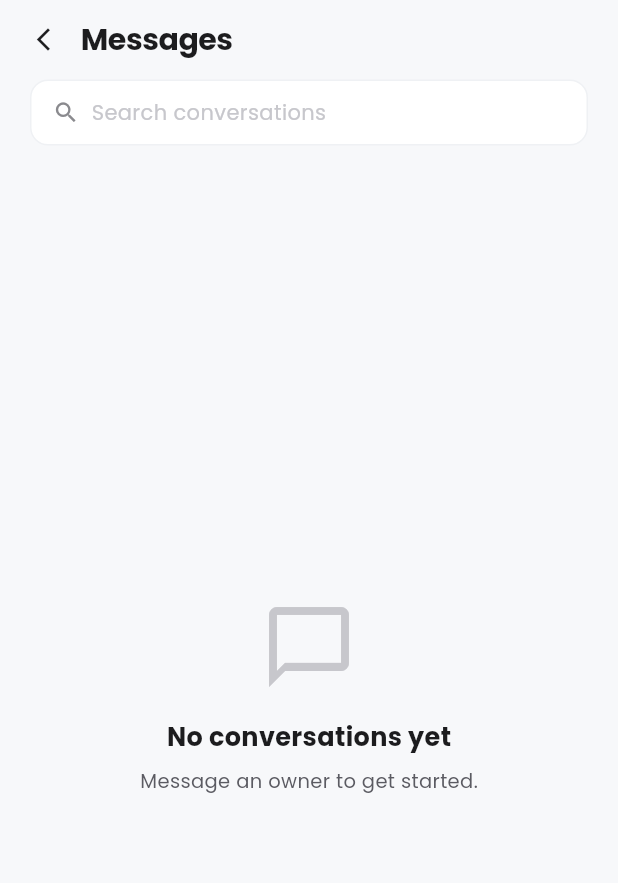
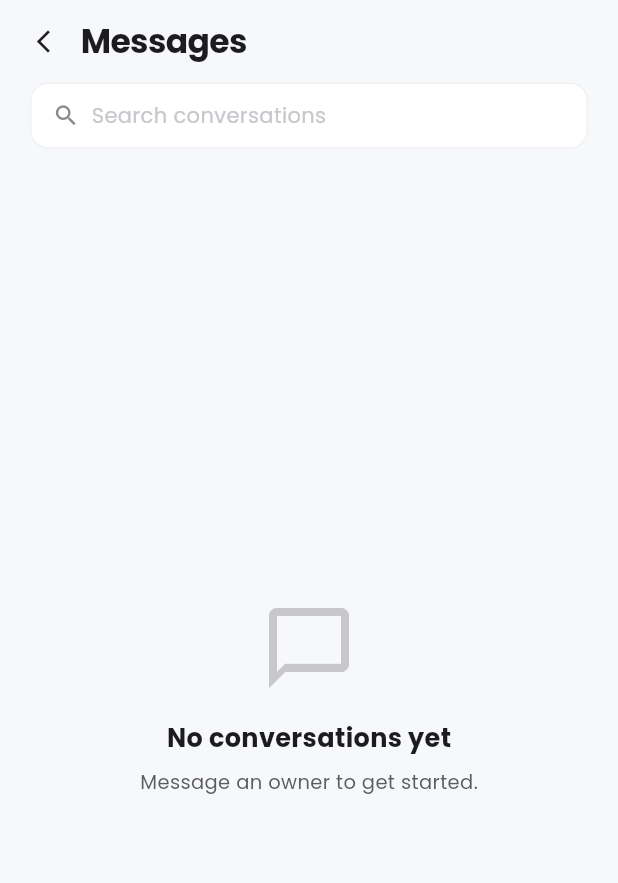
Before and after one commit to Frabbi727/flat_nest, a Flutter app: the ChatListView screen opened by its route, on a phone screen of 412 x 824 dp. Shown: the top 883 px of the screen. Run offline on Flutter 3.47's test engine with Material 3 defaults, Android fonts, the phone set to English and light mode, and no system bars; our stand-ins replace cached_network_image, cloud_firestore, device_info_plus, dio, equatable, firebase_core and 15 more; accounts and stored records are empty; network calls fail.

```diff
--- a/lib/app/modules/chat/view/chat_list_view.dart
+++ b/lib/app/modules/chat/view/chat_list_view.dart
@@ -5,7 +5,8 @@ import '../controller/chat_controller.dart';
 import '../model/chat_model.dart';
 
 class ChatListView extends GetView<ChatController> {
-  const ChatListView({super.key});
+  final bool showBackButton;
+  const ChatListView({super.key, this.showBackButton = true});
 
   @override
   Widget build(BuildContext context) {
@@ -22,12 +23,22 @@ class ChatListView extends GetView<ChatController> {
               padding: const EdgeInsets.fromLTRB(20, 12, 20, 12),
               child: Row(
                 children: [
-                  GestureDetector(
-                    onTap: () => Get.back(),
-                    child: Icon(Icons.arrow_back_ios_new, color: t.ink, size: 18),
+                  if (showBackButton) ...[
+                    GestureDetector(
+                      onTap: () => Get.back(),
+                      child: Icon(Icons.arrow_back_ios_new, color: t.ink, size: 18),
+                    ),
+                    const SizedBox(width: 16),
+                  ],
+                  Text(
+                    'Messages',
+                    style: TextStyle(
+                      fontSize: 22,
+                      fontWeight: FontWeight.w700,
+                      color: t.ink,
+                      letterSpacing: -0.4,
+                    ),
                   ),
-                  const SizedBox(width: 16),
-                  Text('Messages', style: TextStyle(fontSize: 20, fontWeight: FontWeight.w700, color: t.ink, letterSpacing: -0.3)),
                 ],
               ),
             ),
--- a/lib/app/modules/renter_home/binding/renter_home_binding.dart
+++ b/lib/app/modules/renter_home/binding/renter_home_binding.dart
@@ -1,5 +1,7 @@
 import 'package:get/get.dart';
 import '../../../core/network/api_client.dart';
+import '../../chat/controller/chat_controller.dart';
+import '../../chat/repository/chat_repository.dart';
 import '../controller/renter_home_controller.dart';
 import '../repository/listing_repository.dart';
 
@@ -11,5 +13,6 @@ class RenterHomeBinding extends Bindings {
         listingRepository: ListingRepository(apiClient: Get.find<ApiClient>()),
       ),
     );
+    Get.lazyPut(() => ChatController(chatRepository: ChatRepository(apiClient: Get.find<ApiClient>())));
   }
 }
--- a/lib/app/modules/renter_home/view/renter_home_view.dart
+++ b/lib/app/modules/renter_home/view/renter_home_view.dart
@@ -5,7 +5,7 @@ import '../controller/renter_home_controller.dart';
 import 'discovery/discovery_view.dart';
 import 'map/nearby_map_view.dart';
 import 'wishlist/wishlist_view.dart';
-import 'messages/messages_placeholder_view.dart';
+import '../../chat/view/chat_list_view.dart';
 import 'profile/profile_placeholder_view.dart';
 
 class RenterHomeView extends GetView<RenterHomeController> {
@@ -27,7 +27,7 @@ class RenterHomeView extends GetView<RenterHomeController> {
               DiscoveryView(),
               NearbyMapView(),
               WishlistView(),
-              MessagesPlaceholderView(),
+              ChatListView(showBackButton: false),
               ProfilePlaceholderView(),
             ],
           ),
```
Also changed, not shown: lib/app/modules/renter_home/controller/renter_home_controller.dart (+7 -1 lines).
